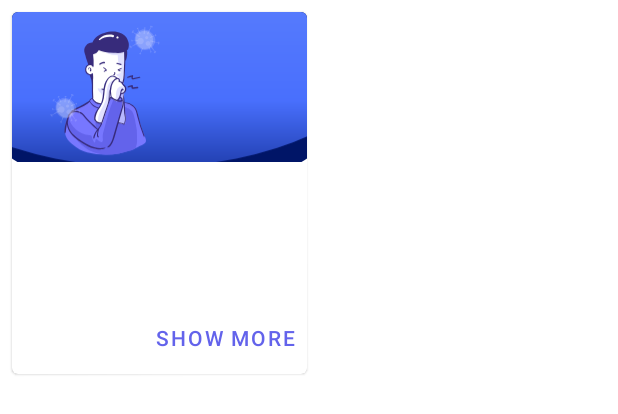
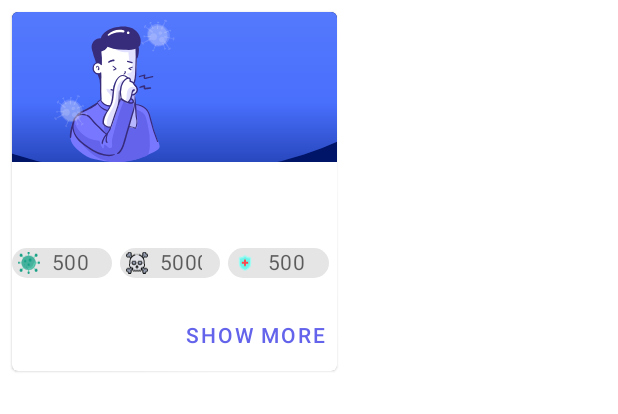
Before and after one commit to MannarElkady/Covid-19-Tracker, an Android app: the layout country_item.xml on its own in the app's theme, with its tools: preview values and no code run, on a phone screen of 412 x 824 dp. Shown: the top 414 px of the screen. Run offline under Robolectric (Android 15) with nearby library versions, the phone set to English and light mode, and no system bars.

Commit message:
create chips create welcome tips

```diff
--- a/app/build.gradle
+++ b/app/build.gradle
@@ -108,6 +108,7 @@ dependencies {
     // Once https://issuetracker.google.com/128612536 is fixed this can be fixed.
     debugImplementation "androidx.fragment:fragment-testing:$version_fragmetn_kotlin"
     implementation "androidx.test:core:$androidXTestCoreVersion"
+    implementation 'com.stephentuso:welcome:1.4.1'
     /*Ahmed*/
 
     /*Manar*/
--- a/app/src/main/java/com/example/covid_19tracker/viewModels/HomeViewModel.kt
+++ b/app/src/main/java/com/example/covid_19tracker/viewModels/HomeViewModel.kt
@@ -46,9 +46,9 @@ class HomeViewModel(private val repository: RepositoryContract) : ViewModel() {
     fun onFilterChanged(order: Int, isChecked: Boolean) {
         Timber.d(isChecked.toString())
         if (this.filter.update(order, isChecked)) {
-            this.repository.orderList()
-            Timber.v(countryList.value?.get(0)?.cases.toString())
-
+            viewModelScope.launch {
+              //  repository.orderList(order)
+            }
         }
     }
 
--- a/app/src/main/res/layout/country_item.xml
+++ b/app/src/main/res/layout/country_item.xml
@@ -43,43 +43,56 @@
 
             <LinearLayout
                 android:layout_width="match_parent"
-                android:layout_height="50dp"
+                android:layout_height="wrap_content"
                 android:orientation="horizontal"
-                android:padding="16dp">
+                android:weightSum="3">
                 <!-- Title, secondary and supporting text -->
 
-                <TextView
+                <com.google.android.material.chip.Chip
                     android:id="@+id/country_cases"
                     android:layout_width="0dp"
                     android:layout_height="wrap_content"
                     android:layout_weight="1"
+                    android:layout_marginEnd="5dp"
                     android:gravity="center"
-                    android:text="@{@string/cases(country.cases)}"
+                    android:text="@{Long.toString(country.cases)}"
+                    app:chipIcon="@drawable/ic_covid"
+                    app:chipIconSize="15dp"
+                    android:textColor="?android:attr/textColorSecondary"
+                    app:chipMinHeight="20dp"
+                    tools:text="500" />
 
-                    android:textAppearance="?attr/textAppearanceBody2"
-                    android:textColor="?android:attr/textColorSecondary" />
-
-                <TextView
+                <com.google.android.material.chip.Chip
                     android:id="@+id/country_death"
+                    style="@style/Widget.MaterialComponents.Chip.Filter"
                     android:layout_width="0dp"
                     android:layout_height="wrap_content"
                     android:layout_weight="1"
+                    android:layout_marginEnd="5dp"
                     android:gravity="center"
-                    android:text="@{@string/death(country.deaths)}"
-                    android:textAppearance="?attr/textAppearanceBody2"
-                    android:textColor="?android:attr/textColorSecondary" />
+                    android:text="@{Long.toString(country.deaths)}"
+                    tools:text="5000"
+                    app:chipIcon="@drawable/ic_death"
+                    app:chipIconEnabled="true"
+                    app:chipIconSize="15dp"
+                    android:textColor="?android:attr/textColorSecondary"
+                    app:chipMinHeight="20dp"
+                     />
 
-                <TextView
+                <com.google.android.material.chip.Chip
                     android:id="@+id/country_recoverd"
                     android:layout_width="0dp"
                     android:layout_height="wrap_content"
                     android:layout_weight="1"
+                    android:layout_marginEnd="5dp"
                     android:gravity="center"
-                    android:text="@{@string/recovered(country.recovered)}"
-
-                    android:textAppearance="?attr/textAppearanceBody2"
+                    tools:text="500"
+                    app:chipMinHeight="20dp"
+                    app:chipIcon="@drawable/ic_recovery"
+                    app:chipIconEnabled="true"
+                    app:chipIconSize="15dp"
+                    android:text="@{Long.toString(country.recovered)}"
                     android:textColor="?android:attr/textColorSecondary" />
-
             </LinearLayout>
 
             <!-- Buttons -->
@@ -92,6 +105,7 @@
                     style="?attr/borderlessButtonStyle"
                     android:layout_width="wrap_content"
                     android:layout_height="wrap_content"
+                    android:layout_marginEnd="20dp"
                     android:visibility="invisible" />
 
                 <com.google.android.material.button.MaterialButton
--- a/app/src/main/res/layout/filter.xml
+++ b/app/src/main/res/layout/filter.xml
@@ -4,9 +4,11 @@
         xmlns:android="http://schemas.android.com/apk/res/android"
         xmlns:tools="http://schemas.android.com/tools"
         xmlns:app="http://schemas.android.com/apk/res-auto"
-        android:layout_width="wrap_content"
+        android:layout_width="0dp"
         android:layout_height="wrap_content"
-        android:layout_marginRight= "10dp"
+        android:layout_weight="1"
+        android:layout_marginEnd= "10dp"
+        app:chipIconEnabled="true"
         style="@style/Widget.MaterialComponents.Chip.Choice"
         app:chipBackgroundColor="@color/chip_selected"
         app:checkedIconVisible="true"
--- a/app/src/main/res/values/colors.xml
+++ b/app/src/main/res/values/colors.xml
@@ -13,5 +13,6 @@
     <color name="whiteColor">#ffffff</color>
     <color name="BlackColor">#000000</color>
     <color name="secondaryTextColor">#fa5252</color>
+    <color name="orange">#FFC107</color>
     <!--Manar-->
 </resources>
--- a/app/src/main/res/values/strings.xml
+++ b/app/src/main/res/values/strings.xml
@@ -1,13 +1,17 @@
 <resources>
     <string name="app_name">Covid-19 Tracker</string>
     <!--Ahmed-->
-    <string name="cases">Total cases: %d</string>
-    <string name="death">Total death: %d</string>
+    <string name="cases">cases: %d</string>
+    <string name="death">death: %d</string>
     <string name="call_now">Call Now</string>
-    <string name="recovered">Total recovery: %d</string>
+    <string name="recovered">recovered: %d</string>
     <string name="advice_title">Are felling Sick ?</string>
     <string name="advice_body">If you feel sick with any of covid-19 symptoms call this number immediately for help </string>
     <string name="show_more">Show More</string>
+    <string name="stay_home">Stay at home for as long as possible</string>
+    <string name="keep_distance">Keep a safe distance from others</string>
+    <string name="wash_hand">Wash your hands regularly</string>
+    <string name="cover_mouth">Cover your mouth and nose when you cough</string>
     <string-array name="order_list">
         <item>cases</item>
         <item>death</item>
```
Also changed, not shown: app/src/main/AndroidManifest.xml (+8 -3 lines), app/src/main/java/com/example/covid_19tracker/ui/activity/MainActivity.kt (+15 -2 lines), app/src/main/java/com/example/covid_19tracker/ui/activity/TipsActivity.kt (added, +42 -0 lines), app/src/main/java/com/example/covid_19tracker/ui/fragments/HomeFragment.kt (+12 -10 lines), app/src/main/res/drawable/cover-mouth.png (added), app/src/main/res/drawable/medical.png (added), app/src/main/res/drawable/stay-home.png (added), app/src/main/res/drawable/symbol.png (added), 1 other file.
